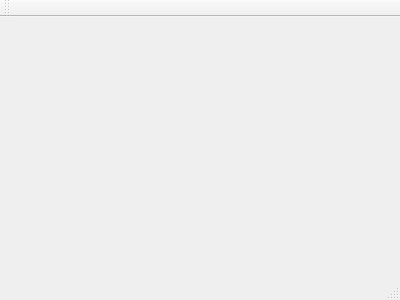
This is src/mainwindow.ui in SongZihui-sudo/StarGui as Qt 5 draws it before an edit. The edited form follows.
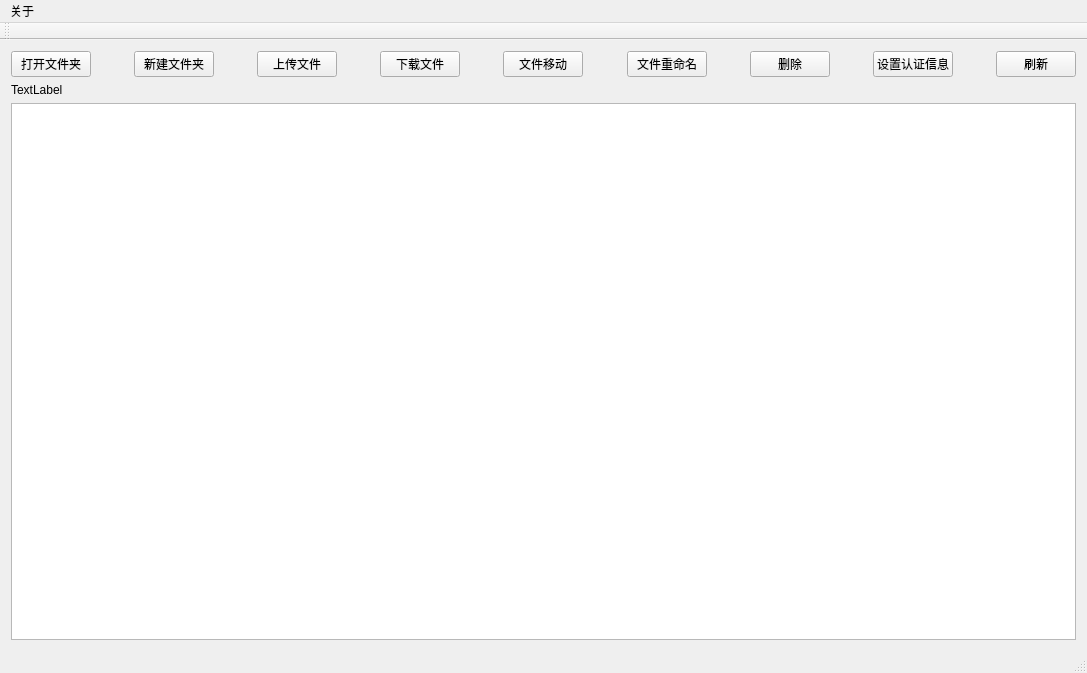
This is the edited form.

Commit message: 绑定按钮的回调函数

```diff
--- a/src/mainwindow.ui
+++ b/src/mainwindow.ui
@@ -1,24 +1,229 @@
 <ui version="4.0"> 
  <class>MainWindow</class>
- <widget class="QMainWindow" name="MainWindow" >
-  <property name="geometry" >
+ <widget class="QMainWindow" name="MainWindow">
+  <property name="geometry">
    <rect>
     <x>0</x>
     <y>0</y>
-    <width>400</width>
-    <height>300</height>
+    <width>1087</width>
+    <height>673</height>
    </rect>
   </property>
   <property name="windowTitle" >
    <string>MainWindow</string>
   </property>
-  <widget class="QMenuBar" name="menuBar" />
-  <widget class="QToolBar" name="mainToolBar" />
-  <widget class="QWidget" name="centralWidget" />
-  <widget class="QStatusBar" name="statusBar" />
+  <widget class="QWidget" name="centralWidget">
+   <layout class="QGridLayout" name="gridLayout_2">
+    <item row="0" column="0">
+     <layout class="QGridLayout" name="gridLayout">
+      <item row="0" column="3">
+       <spacer name="horizontalSpacer_2">
+        <property name="orientation">
+         <enum>Qt::Horizontal</enum>
+        </property>
+        <property name="sizeHint" stdset="0">
+         <size>
+          <width>40</width>
+          <height>20</height>
+         </size>
+        </property>
+       </spacer>
+      </item>
+      <item row="0" column="13">
+       <spacer name="horizontalSpacer_8">
+        <property name="orientation">
+         <enum>Qt::Horizontal</enum>
+        </property>
+        <property name="sizeHint" stdset="0">
+         <size>
+          <width>40</width>
+          <height>20</height>
+         </size>
+        </property>
+       </spacer>
+      </item>
+      <item row="0" column="7">
+       <spacer name="horizontalSpacer_4">
+        <property name="orientation">
+         <enum>Qt::Horizontal</enum>
+        </property>
+        <property name="sizeHint" stdset="0">
+         <size>
+          <width>40</width>
+          <height>20</height>
+         </size>
+        </property>
+       </spacer>
+      </item>
+      <item row="0" column="10">
+       <widget class="QPushButton" name="rename_file">
+        <property name="text">
+         <string>文件重命名</string>
+        </property>
+       </widget>
+      </item>
+      <item row="0" column="14">
+       <widget class="QPushButton" name="regist">
+        <property name="text">
+         <string>设置认证信息</string>
+        </property>
+       </widget>
+      </item>
+      <item row="2" column="0" colspan="17">
+       <widget class="QListWidget" name="listWidget"/>
+      </item>
+      <item row="0" column="0">
+       <widget class="QPushButton" name="open_dir">
+        <property name="text">
+         <string>打开文件夹</string>
+        </property>
+       </widget>
+      </item>
+      <item row="0" column="16">
+       <widget class="QPushButton" name="list">
+        <property name="text">
+         <string>刷新</string>
+        </property>
+       </widget>
+      </item>
+      <item row="0" column="11">
+       <spacer name="horizontalSpacer_6">
+        <property name="orientation">
+         <enum>Qt::Horizontal</enum>
+        </property>
+        <property name="sizeHint" stdset="0">
+         <size>
+          <width>40</width>
+          <height>20</height>
+         </size>
+        </property>
+       </spacer>
+      </item>
+      <item row="0" column="6">
+       <widget class="QPushButton" name="download_file">
+        <property name="text">
+         <string>下载文件</string>
+        </property>
+       </widget>
+      </item>
+      <item row="0" column="9">
+       <spacer name="horizontalSpacer_5">
+        <property name="orientation">
+         <enum>Qt::Horizontal</enum>
+        </property>
+        <property name="sizeHint" stdset="0">
+         <size>
+          <width>40</width>
+          <height>20</height>
+         </size>
+        </property>
+       </spacer>
+      </item>
+      <item row="0" column="5">
+       <spacer name="horizontalSpacer_3">
+        <property name="orientation">
+         <enum>Qt::Horizontal</enum>
+        </property>
+        <property name="sizeHint" stdset="0">
+         <size>
+          <width>40</width>
+          <height>20</height>
+         </size>
+        </property>
+       </spacer>
+      </item>
+      <item row="0" column="8">
+       <widget class="QPushButton" name="move_file">
+        <property name="text">
+         <string>文件移动</string>
+        </property>
+       </widget>
+      </item>
+      <item row="0" column="1">
+       <spacer name="horizontalSpacer">
+        <property name="orientation">
+         <enum>Qt::Horizontal</enum>
+        </property>
+        <property name="sizeHint" stdset="0">
+         <size>
+          <width>40</width>
+          <height>20</height>
+         </size>
+        </property>
+       </spacer>
+      </item>
+      <item row="0" column="12">
+       <widget class="QPushButton" name="delete_file">
+        <property name="text">
+         <string>删除</string>
+        </property>
+       </widget>
+      </item>
+      <item row="1" column="0" colspan="17">
+       <widget class="QLabel" name="status_bar">
+        <property name="text">
+         <string>TextLabel</string>
+        </property>
+       </widget>
+      </item>
+      <item row="0" column="2">
+       <widget class="QPushButton" name="mkdir">
+        <property name="text">
+         <string>新建文件夹</string>
+        </property>
+       </widget>
+      </item>
+      <item row="0" column="4">
+       <widget class="QPushButton" name="upload_file">
+        <property name="text">
+         <string>上传文件</string>
+        </property>
+       </widget>
+      </item>
+      <item row="0" column="15">
+       <spacer name="horizontalSpacer_7">
+        <property name="orientation">
+         <enum>Qt::Horizontal</enum>
+        </property>
+        <property name="sizeHint" stdset="0">
+         <size>
+          <width>40</width>
+          <height>20</height>
+         </size>
+        </property>
+       </spacer>
+      </item>
+     </layout>
+    </item>
+   </layout>
+  </widget>
+  <widget class="QMenuBar" name="menuBar">
+   <property name="geometry">
+    <rect>
+     <x>0</x>
+     <y>0</y>
+     <width>1087</width>
+     <height>22</height>
+    </rect>
+   </property>
+   <widget class="QMenu" name="menu">
+    <property name="title">
+     <string>关于</string>
+    </property>
+   </widget>
+   <addaction name="menu"/>
+  </widget>
+  <widget class="QToolBar" name="mainToolBar">
+   <attribute name="toolBarArea">
+    <enum>TopToolBarArea</enum>
+   </attribute>
+   <attribute name="toolBarBreak">
+    <bool>false</bool>
+   </attribute>
+  </widget>
+  <widget class="QStatusBar" name="statusBar"/>
  </widget>
- <layoutDefault spacing="6" margin="11" />
- <pixmapfunction></pixmapfunction>
+ <layoutdefault spacing="6" margin="11"/>
  <resources/>
  <connections/>
 </ui>
```
Left out of the diff: 7 changed lines with no effect on the pictures. The commit also changes 4 other files.
